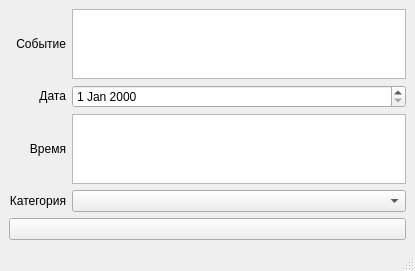
SutsuraGod/To-Do-List, file ui files/editEvent.ui: the form before one commit.
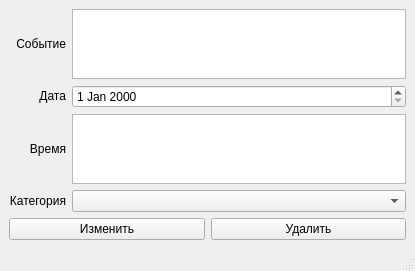
The form after the commit.

```diff
--- a/ui files/editEvent.ui
+++ b/ui files/editEvent.ui
@@ -7,7 +7,7 @@
     <x>0</x>
     <y>0</y>
     <width>415</width>
-    <height>268</height>
+    <height>269</height>
    </rect>
   </property>
   <property name="windowTitle">
@@ -56,11 +56,22 @@
      </widget>
     </item>
     <item row="4" column="0" colspan="2">
-     <widget class="QPushButton" name="pushButton">
-      <property name="text">
-       <string/>
-      </property>
-     </widget>
+     <layout class="QHBoxLayout" name="horizontalLayout">
+      <item>
+       <widget class="QPushButton" name="editEventButton">
+        <property name="text">
+         <string>Изменить</string>
+        </property>
+       </widget>
+      </item>
+      <item>
+       <widget class="QPushButton" name="deleteEventButton">
+        <property name="text">
+         <string>Удалить</string>
+        </property>
+       </widget>
+      </item>
+     </layout>
     </item>
    </layout>
   </widget>
```
Left out of the diff: 24 changed lines with no effect on the pictures.
